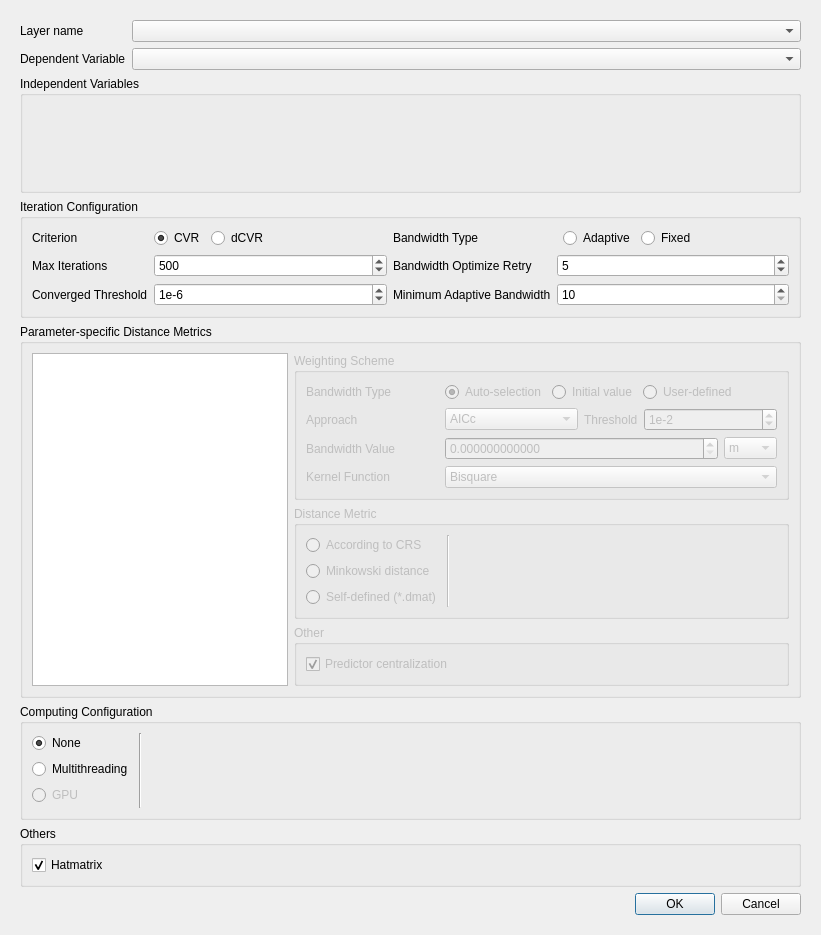
This is gwmmultiscalegwroptionsdialog.ui in GWmodel-Lab/GWmodelS as Qt 5 draws it before an edit. The edited form follows.
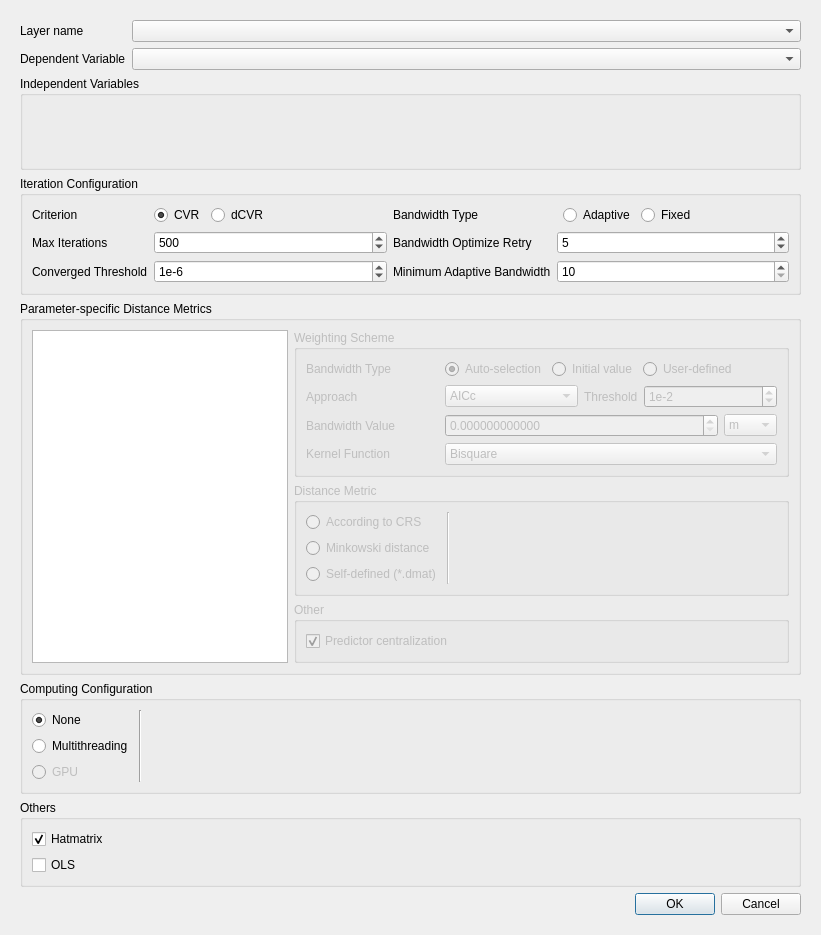
This is the edited form. Custom widgets are drawn as their Qt base class.

```diff
--- a/gwmmultiscalegwroptionsdialog.ui
+++ b/gwmmultiscalegwroptionsdialog.ui
@@ -27,8 +27,8 @@
        <rect>
         <x>0</x>
         <y>0</y>
-        <width>799</width>
-        <height>913</height>
+        <width>877</width>
+        <height>892</height>
        </rect>
       </property>
       <layout class="QVBoxLayout" name="verticalLayout_6">
@@ -957,6 +957,13 @@
             </property>
            </widget>
           </item>
+          <item row="1" column="0">
+           <widget class="QCheckBox" name="cbxOLS">
+            <property name="text">
+             <string>OLS</string>
+            </property>
+           </widget>
+          </item>
          </layout>
         </widget>
        </item>
```
